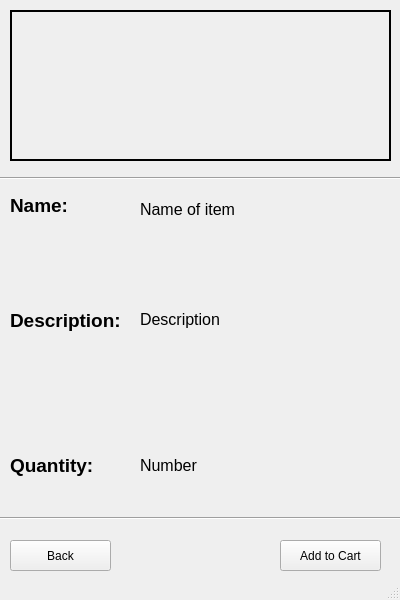
Old version of the form pyqt/ui_files/item_mod.ui in the repository Pirhomega/5153-Software-Engineering.
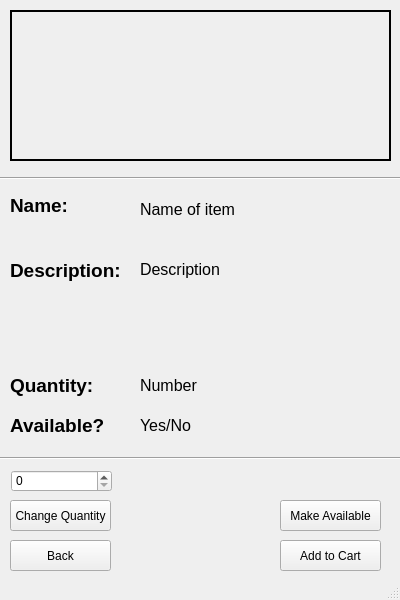
New version of the form. Icons and pictures are not drawn.

Patch:
```diff
--- a/pyqt/ui_files/item_mod.ui
+++ b/pyqt/ui_files/item_mod.ui
@@ -66,7 +66,7 @@
       <x>140</x>
       <y>200</y>
       <width>251</width>
-      <height>111</height>
+      <height>51</height>
      </rect>
     </property>
     <property name="font">
@@ -91,7 +91,7 @@
     <property name="geometry">
      <rect>
       <x>10</x>
-      <y>300</y>
+      <y>250</y>
       <width>121</width>
       <height>41</height>
      </rect>
@@ -111,9 +111,9 @@
     <property name="geometry">
      <rect>
       <x>140</x>
-      <y>310</y>
+      <y>260</y>
       <width>251</width>
-      <height>131</height>
+      <height>101</height>
      </rect>
     </property>
     <property name="font">
@@ -151,7 +151,7 @@
     <property name="geometry">
      <rect>
       <x>0</x>
-      <y>510</y>
+      <y>450</y>
       <width>401</width>
       <height>16</height>
      </rect>
@@ -189,7 +189,7 @@
     <property name="geometry">
      <rect>
       <x>10</x>
-      <y>450</y>
+      <y>370</y>
       <width>121</width>
       <height>31</height>
      </rect>
@@ -209,8 +209,8 @@
     <property name="geometry">
      <rect>
       <x>140</x>
-      <y>450</y>
-      <width>171</width>
+      <y>370</y>
+      <width>81</width>
       <height>31</height>
      </rect>
     </property>
@@ -239,6 +239,80 @@
      <set>Qt::AlignCenter</set>
     </property>
    </widget>
+   <widget class="QLabel" name="available_label">
+    <property name="geometry">
+     <rect>
+      <x>10</x>
+      <y>410</y>
+      <width>121</width>
+      <height>31</height>
+     </rect>
+    </property>
+    <property name="font">
+     <font>
+      <pointsize>14</pointsize>
+      <weight>75</weight>
+      <bold>true</bold>
+     </font>
+    </property>
+    <property name="text">
+     <string>Available?</string>
+    </property>
+   </widget>
+   <widget class="QLabel" name="available_status">
+    <property name="geometry">
+     <rect>
+      <x>140</x>
+      <y>410</y>
+      <width>81</width>
+      <height>31</height>
+     </rect>
+    </property>
+    <property name="font">
+     <font>
+      <pointsize>12</pointsize>
+     </font>
+    </property>
+    <property name="text">
+     <string>Yes/No</string>
+    </property>
+   </widget>
+   <widget class="QSpinBox" name="item_quan_spinBox">
+    <property name="geometry">
+     <rect>
+      <x>11</x>
+      <y>470</y>
+      <width>101</width>
+      <height>22</height>
+     </rect>
+    </property>
+   </widget>
+   <widget class="QPushButton" name="item_chng_quan">
+    <property name="geometry">
+     <rect>
+      <x>10</x>
+      <y>500</y>
+      <width>101</width>
+      <height>31</height>
+     </rect>
+    </property>
+    <property name="text">
+     <string>Change Quantity</string>
+    </property>
+   </widget>
+   <widget class="QPushButton" name="item_mk_avail_button">
+    <property name="geometry">
+     <rect>
+      <x>280</x>
+      <y>500</y>
+      <width>101</width>
+      <height>31</height>
+     </rect>
+    </property>
+    <property name="text">
+     <string>Make Available</string>
+    </property>
+   </widget>
   </widget>
   <widget class="QStatusBar" name="statusbar"/>
  </widget>
```
Left out of the diff: 3 changed lines with no effect on the pictures.
